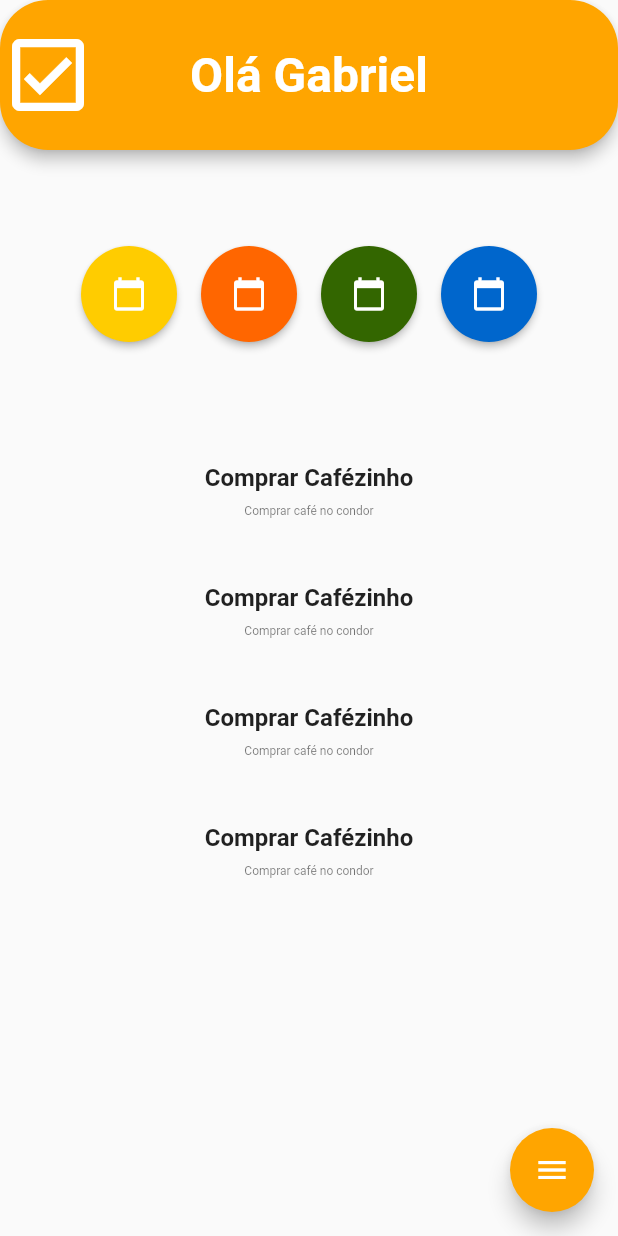
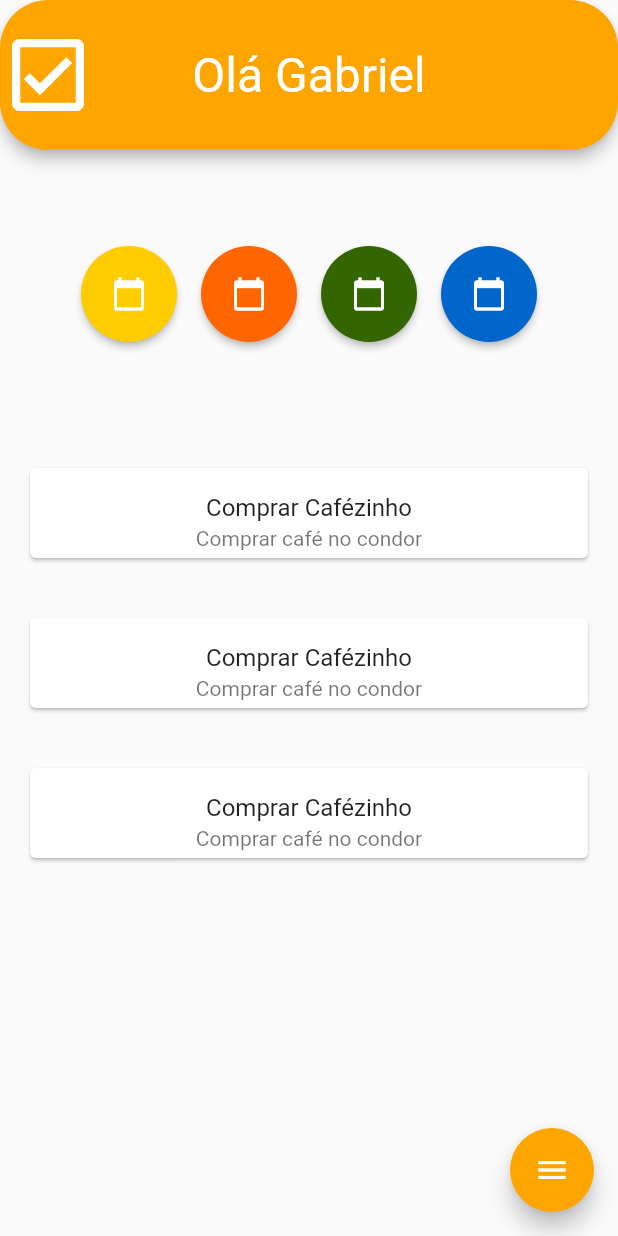
Before and after one commit to Gabriel-Donizetti/TodoTaskManager, a Flutter app: the screen it shows after launch, on a phone screen of 412 x 824 dp. Run offline on Flutter 3.47's test engine with Material 2 defaults, Android fonts, the phone set to English and light mode, and no system bars; our stand-ins replace hexcolor.

Commit message:
resolve-conflict

```diff
--- a/lib/app/screens/home/components/list_tasks.dart
+++ b/lib/app/screens/home/components/list_tasks.dart
@@ -1,6 +1,5 @@
 import 'package:flutter/material.dart';
 import 'package:hexcolor/hexcolor.dart';
-import 'package:todotaskmanager/app/shared/style/text_styles.dart';
 
 class ListTasksHome extends StatefulWidget {
   const ListTasksHome({Key? key}) : super(key: key);
@@ -14,18 +13,21 @@
   Widget build(BuildContext context) {
     return ListView.builder(itemBuilder: (context, index) {
       return Container(
-        height: 80,
+        decoration: BoxDecoration(),
+        height: 100,
         width: 100,
+        padding: EdgeInsets.all(16),
+        child: Card(
+          borderOnForeground: true,
           child: ListTile(
             title: Text(
               'Comprar Cafézinho',
               textAlign: TextAlign.center,
-            style: secondaryTitle,
             ),
             subtitle: Text(
               'Comprar café no condor',
               textAlign: TextAlign.center,
-            style: description,
+            ),
           ),
         ),
       );
--- a/lib/app/screens/home/home_widget.dart
+++ b/lib/app/screens/home/home_widget.dart
@@ -3,7 +3,6 @@
 import 'package:todotaskmanager/app/screens/home/components/button_menu.dart';
 import 'package:todotaskmanager/app/screens/home/components/list_tasks.dart';
 import 'package:todotaskmanager/app/screens/home/components/tasks_filters_widget.dart';
-import 'package:todotaskmanager/app/shared/style/text_styles.dart';
 //import 'package:todotask_app/app/screens/home/components/tasks_filters.dart';
 
 class HomeWidget extends StatefulWidget {
@@ -30,7 +29,7 @@
         centerTitle: true,
         title: Text(
           'Olá Gabriel',
-          style: primaryTitle,
+          style: TextStyle(fontSize: 32),
         ),
       ),
       body: Container(
```
Lines whose indentation alone changed are shown as unchanged.
